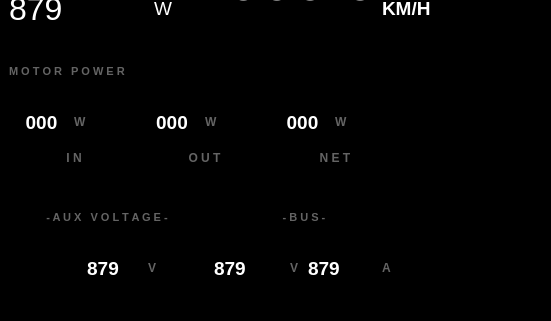
This is src/ViewLayer/RaceModeDisplay/RaceModeDashboardUI.ui in UCSolarCarTeam/Epsilon-Dashboard as Qt 5 draws it before an edit; both pictures show x 0 to 551 and y 159 to 480 of the 800 by 480 pixel window. The edited form follows.
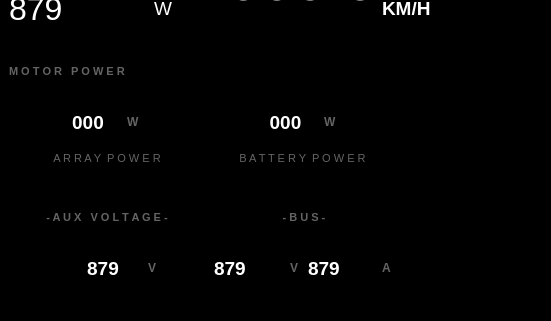
This is the edited form. Icons and pictures are not drawn.

Commit message:
renames Power In to Array Power, net power to Battery Power, and Removes Power Out (#208)
* renames Power In to Array Power, net power to Battery Power, and Remove Power Out

Changed the style of the power labels and renamed the variables for
powerIn and netPower

What changed in the file:
```diff
--- a/src/ViewLayer/RaceModeDisplay/RaceModeDashboardUI.ui
+++ b/src/ViewLayer/RaceModeDisplay/RaceModeDashboardUI.ui
@@ -1967,6 +1967,30 @@
                 <number>0</number>
                </property>
                <item>
+                <widget class="QWidget" name="powerOutWidget" native="true">
+                 <property name="font">
+                  <font>
+                   <weight>75</weight>
+                   <bold>true</bold>
+                  </font>
+                 </property>
+                 <layout class="QVBoxLayout" name="verticalLayout_6">
+                  <property name="spacing">
+                   <number>10</number>
+                  </property>
+                  <property name="leftMargin">
+                   <number>0</number>
+                  </property>
+                  <property name="topMargin">
+                   <number>0</number>
+                  </property>
+                  <property name="rightMargin">
+                   <number>0</number>
+                  </property>
+                  <property name="bottomMargin">
+                   <number>0</number>
+                  </property>
+                  <item>
                 <widget class="QWidget" name="powerInWidget" native="true">
                  <property name="font">
                   <font>
@@ -2015,7 +2039,23 @@
                       <number>0</number>
                      </property>
                      <item>
-                      <widget class="QLabel" name="powerInLabel">
+                         <spacer name="horizontalSpacer_4">
+                          <property name="orientation">
+                           <enum>Qt::Horizontal</enum>
+                          </property>
+                          <property name="sizeType">
+                           <enum>QSizePolicy::Fixed</enum>
+                          </property>
+                          <property name="sizeHint" stdset="0">
+                           <size>
+                            <width>40</width>
+                            <height>20</height>
+                           </size>
+                          </property>
+                         </spacer>
+                        </item>
+                        <item>
+                         <widget class="QLabel" name="arrayPowerLabel">
                        <property name="font">
                         <font>
                          <pointsize>14</pointsize>
@@ -2060,15 +2100,14 @@
                    <widget class="QLabel" name="powerInTitleLabel">
                     <property name="font">
                      <font>
-                      <weight>75</weight>
-                      <bold>true</bold>
+                         <pointsize>8</pointsize>
                      </font>
                     </property>
                     <property name="styleSheet">
                      <string notr="true">color: rgb(100,100,100);</string>
                     </property>
                     <property name="text">
-                     <string>I N</string>
+                        <string>A R R A Y  P O W E R</string>
                     </property>
                     <property name="alignment">
                      <set>Qt::AlignCenter</set>
@@ -2100,137 +2139,6 @@
                  </layout>
                 </widget>
                </item>
-               <item>
-                <widget class="QWidget" name="powerOutWidget" native="true">
-                 <property name="font">
-                  <font>
-                   <weight>75</weight>
-                   <bold>true</bold>
-                  </font>
-                 </property>
-                 <layout class="QVBoxLayout" name="verticalLayout_6">
-                  <property name="spacing">
-                   <number>10</number>
-                  </property>
-                  <property name="leftMargin">
-                   <number>0</number>
-                  </property>
-                  <property name="topMargin">
-                   <number>0</number>
-                  </property>
-                  <property name="rightMargin">
-                   <number>0</number>
-                  </property>
-                  <property name="bottomMargin">
-                   <number>0</number>
-                  </property>
-                  <item>
-                   <widget class="QWidget" name="powerOutDataWidget" native="true">
-                    <property name="font">
-                     <font>
-                      <weight>75</weight>
-                      <bold>true</bold>
-                     </font>
-                    </property>
-                    <layout class="QHBoxLayout" name="horizontalLayout_6">
-                     <property name="spacing">
-                      <number>0</number>
-                     </property>
-                     <property name="leftMargin">
-                      <number>0</number>
-                     </property>
-                     <property name="topMargin">
-                      <number>0</number>
-                     </property>
-                     <property name="rightMargin">
-                      <number>0</number>
-                     </property>
-                     <property name="bottomMargin">
-                      <number>0</number>
-                     </property>
-                     <item>
-                      <widget class="QLabel" name="powerOutLabel">
-                       <property name="font">
-                        <font>
-                         <pointsize>14</pointsize>
-                         <weight>75</weight>
-                         <bold>true</bold>
-                        </font>
-                       </property>
-                       <property name="text">
-                        <string>000</string>
-                       </property>
-                       <property name="alignment">
-                        <set>Qt::AlignCenter</set>
-                       </property>
-                      </widget>
-                     </item>
-                     <item>
-                      <widget class="QLabel" name="powerOutUnit">
-                       <property name="sizePolicy">
-                        <sizepolicy hsizetype="Minimum" vsizetype="Preferred">
-                         <horstretch>0</horstretch>
-                         <verstretch>0</verstretch>
-                        </sizepolicy>
-                       </property>
-                       <property name="font">
-                        <font>
-                         <weight>75</weight>
-                         <bold>true</bold>
-                        </font>
-                       </property>
-                       <property name="styleSheet">
-                        <string notr="true">color: rgb(100,100,100);</string>
-                       </property>
-                       <property name="text">
-                        <string>W</string>
-                       </property>
-                      </widget>
-                     </item>
-                    </layout>
-                   </widget>
-                  </item>
-                  <item>
-                   <widget class="QLabel" name="powerOutTitleLabel">
-                    <property name="font">
-                     <font>
-                      <weight>75</weight>
-                      <bold>true</bold>
-                     </font>
-                    </property>
-                    <property name="styleSheet">
-                     <string notr="true">color: rgb(100,100,100);</string>
-                    </property>
-                    <property name="text">
-                     <string>O U T</string>
-                    </property>
-                    <property name="alignment">
-                     <set>Qt::AlignCenter</set>
-                    </property>
-                   </widget>
-                  </item>
-                  <item>
-                   <spacer name="verticalSpacer_3">
-                    <property name="font">
-                     <font>
-                      <weight>75</weight>
-                      <bold>true</bold>
-                     </font>
-                    </property>
-                    <property name="orientation">
-                     <enum>Qt::Vertical</enum>
-                    </property>
-                    <property name="sizeType">
-                     <enum>QSizePolicy::Minimum</enum>
-                    </property>
-                    <property name="sizeHint" stdset="0">
-                     <size>
-                      <width>20</width>
-                      <height>40</height>
-                     </size>
-                    </property>
-                   </spacer>
-                  </item>
                  </layout>
                 </widget>
                </item>
@@ -2283,7 +2191,23 @@
                       <number>0</number>
                      </property>
                      <item>
-                      <widget class="QLabel" name="netPowerLabel">
+                      <spacer name="horizontalSpacer_3">
+                       <property name="orientation">
+                        <enum>Qt::Horizontal</enum>
+                       </property>
+                       <property name="sizeType">
+                        <enum>QSizePolicy::Fixed</enum>
+                       </property>
+                       <property name="sizeHint" stdset="0">
+                        <size>
+                         <width>42</width>
+                         <height>10</height>
+                        </size>
+                       </property>
+                      </spacer>
+                     </item>
+                     <item>
+                      <widget class="QLabel" name="batteryPowerLabel">
                        <property name="font">
                         <font>
                          <pointsize>14</pointsize>
@@ -2328,15 +2252,14 @@
                    <widget class="QLabel" name="netPowerTitle">
                     <property name="font">
                      <font>
-                      <weight>75</weight>
-                      <bold>true</bold>
+                      <pointsize>8</pointsize>
                      </font>
                     </property>
                     <property name="styleSheet">
                      <string notr="true">color: rgb(100,100,100);</string>
                     </property>
                     <property name="text">
-                     <string>N E T</string>
+                     <string>B A T T E R Y  P O W E R</string>
                     </property>
                     <property name="alignment">
                      <set>Qt::AlignCenter</set>
```
Left out of the diff: 1 changed line with no effect on the pictures. Lines whose indentation alone changed are shown as unchanged. The commit also changes 9 other files.
